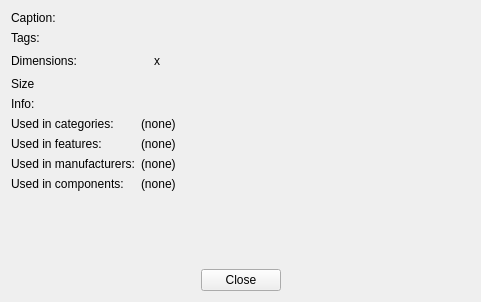
Above: client/uiforms/picture_info.ui from Wolframe/configurator before the change. Below: the same form after it.
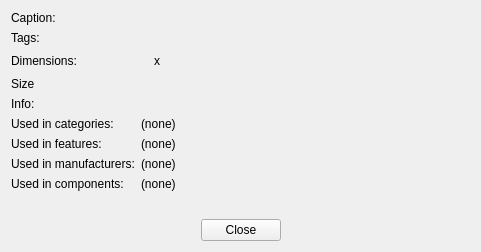
That is the form after the change. Icons and pictures are not drawn.

The edit to the form file:
```diff
--- a/client/uiforms/picture_info.ui
+++ b/client/uiforms/picture_info.ui
@@ -10,7 +10,7 @@
     <x>0</x>
     <y>0</y>
     <width>481</width>
-    <height>302</height>
+    <height>252</height>
    </rect>
   </property>
   <property name="windowTitle">
@@ -67,13 +67,6 @@
      </item>
     </layout>
    </item>
-   <item row="1" column="2">
-    <widget class="QLabel" name="info">
-     <property name="text">
-      <string/>
-     </property>
-    </widget>
-   </item>
    <item row="0" column="0" rowspan="2">
     <layout class="QFormLayout" name="formLayout">
      <property name="sizeConstraint">
@@ -248,6 +241,13 @@
        </property>
       </widget>
      </item>
+     <item row="4" column="1">
+      <widget class="QLabel" name="info">
+       <property name="text">
+        <string/>
+       </property>
+      </widget>
+     </item>
     </layout>
    </item>
    <item row="0" column="1" rowspan="2" colspan="2">
```
Left out of the diff: 2 changed lines with no effect on the pictures.
